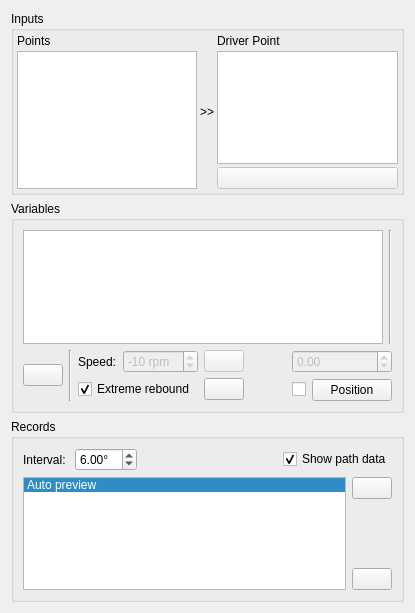
Old version of the form core/widgets/inputs.ui in the repository KmolYuan/Pyslvs-UI.
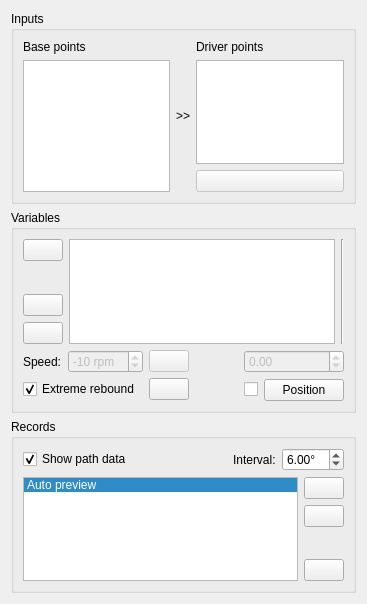
New version of the form. Icons and pictures are not drawn.

Commit message: "Input" panel UI improvements.

What changed in the file:
```diff
--- a/core/widgets/inputs.ui
+++ b/core/widgets/inputs.ui
@@ -6,41 +6,26 @@
    <rect>
     <x>0</x>
     <y>0</y>
-    <width>415</width>
-    <height>613</height>
+    <width>367</width>
+    <height>604</height>
    </rect>
   </property>
   <property name="windowTitle">
    <string>Form</string>
   </property>
-  <layout class="QVBoxLayout" name="verticalLayout_5">
+  <layout class="QVBoxLayout" name="verticalLayout_6">
    <item>
     <widget class="QGroupBox" name="joint_groupBox">
      <property name="title">
       <string>Inputs</string>
      </property>
      <layout class="QHBoxLayout" name="horizontalLayout">
-      <property name="spacing">
-       <number>3</number>
-      </property>
-      <property name="leftMargin">
-       <number>3</number>
-      </property>
-      <property name="topMargin">
-       <number>3</number>
-      </property>
-      <property name="rightMargin">
-       <number>3</number>
-      </property>
-      <property name="bottomMargin">
-       <number>3</number>
-      </property>
       <item>
        <layout class="QVBoxLayout" name="verticalLayout_13">
         <item>
          <widget class="QLabel" name="joint_list_lable">
           <property name="text">
-           <string>Points</string>
+           <string>Base points</string>
           </property>
          </widget>
         </item>
@@ -68,7 +53,7 @@
         <item>
          <widget class="QLabel" name="driver_list_lable">
           <property name="text">
-           <string>Driver Point</string>
+           <string>Driver points</string>
           </property>
          </widget>
         </item>
@@ -109,6 +94,56 @@
      <layout class="QVBoxLayout" name="verticalLayout_4">
       <item>
        <layout class="QHBoxLayout" name="inputs_dial_layout">
+        <item>
+         <layout class="QVBoxLayout" name="verticalLayout_5">
+          <item>
+           <widget class="QPushButton" name="variable_up">
+            <property name="toolTip">
+             <string>Upgrade priority of the variable.</string>
+            </property>
+            <property name="icon">
+             <iconset resource="../../icons.qrc">
+              <normaloff>:/icons/arrow_up.png</normaloff>:/icons/arrow_up.png</iconset>
+            </property>
+           </widget>
+          </item>
+          <item>
+           <spacer name="verticalSpacer">
+            <property name="orientation">
+             <enum>Qt::Vertical</enum>
+            </property>
+            <property name="sizeHint" stdset="0">
+             <size>
+              <width>20</width>
+              <height>40</height>
+             </size>
+            </property>
+           </spacer>
+          </item>
+          <item>
+           <widget class="QPushButton" name="variable_down">
+            <property name="toolTip">
+             <string>Downgrade priority of the variable.</string>
+            </property>
+            <property name="icon">
+             <iconset resource="../../icons.qrc">
+              <normaloff>:/icons/arrow_down.png</normaloff>:/icons/arrow_down.png</iconset>
+            </property>
+           </widget>
+          </item>
+          <item>
+           <widget class="QPushButton" name="variable_remove">
+            <property name="statusTip">
+             <string>Delete the specified variable.</string>
+            </property>
+            <property name="icon">
+             <iconset resource="../../icons.qrc">
+              <normaloff>:/icons/delete.png</normaloff>:/icons/delete.png</iconset>
+            </property>
+           </widget>
+          </item>
+         </layout>
+        </item>
         <item>
          <widget class="QListWidget" name="variable_list">
           <property name="statusTip">
@@ -130,24 +165,6 @@
       </item>
       <item>
        <layout class="QHBoxLayout" name="horizontalLayout_3">
-        <item>
-         <widget class="QPushButton" name="variable_remove">
-          <property name="statusTip">
-           <string>Delete the specified variable.</string>
-          </property>
-          <property name="icon">
-           <iconset resource="../../icons.qrc">
-            <normaloff>:/icons/delete.png</normaloff>:/icons/delete.png</iconset>
-          </property>
-         </widget>
-        </item>
-        <item>
-         <widget class="Line" name="line">
-          <property name="orientation">
-           <enum>Qt::Vertical</enum>
-          </property>
-         </widget>
-        </item>
         <item>
          <layout class="QVBoxLayout" name="verticalLayout_18">
           <item>
@@ -308,10 +325,36 @@
      <layout class="QVBoxLayout" name="verticalLayout_22">
       <item>
        <layout class="QHBoxLayout" name="horizontalLayout_6">
+        <item>
+         <widget class="QCheckBox" name="record_show">
+          <property name="statusTip">
+           <string>Show path data on the canvas.</string>
+          </property>
+          <property name="text">
+           <string>Show path data</string>
+          </property>
+          <property name="checked">
+           <bool>true</bool>
+          </property>
+         </widget>
+        </item>
+        <item>
+         <spacer name="horizontalSpacer">
+          <property name="orientation">
+           <enum>Qt::Horizontal</enum>
+          </property>
+          <property name="sizeHint" stdset="0">
+           <size>
+            <width>40</width>
+            <height>20</height>
+           </size>
+          </property>
+         </spacer>
+        </item>
         <item>
          <widget class="QLabel" name="record_interval_label">
           <property name="text">
-           <string>Interval: </string>
+           <string>Interval:</string>
           </property>
          </widget>
         </item>
@@ -334,32 +377,6 @@
           </property>
          </widget>
         </item>
-        <item>
-         <spacer name="horizontalSpacer">
-          <property name="orientation">
-           <enum>Qt::Horizontal</enum>
-          </property>
-          <property name="sizeHint" stdset="0">
-           <size>
-            <width>40</width>
-            <height>20</height>
-           </size>
-          </property>
-         </spacer>
-        </item>
-        <item>
-         <widget class="QCheckBox" name="record_show">
-          <property name="statusTip">
-           <string>Show path data on the canvas.</string>
-          </property>
-          <property name="text">
-           <string>Show path data</string>
-          </property>
-          <property name="checked">
-           <bool>true</bool>
-          </property>
-         </widget>
-        </item>
        </layout>
       </item>
       <item>
@@ -384,6 +401,17 @@
         </item>
         <item>
          <layout class="QVBoxLayout" name="verticalLayout_2">
+          <item>
+           <widget class="QPushButton" name="update_preview_button">
+            <property name="toolTip">
+             <string>Refresh preview path data.</string>
+            </property>
+            <property name="icon">
+             <iconset resource="../../icons.qrc">
+              <normaloff>:/icons/dataupdate.png</normaloff>:/icons/dataupdate.png</iconset>
+            </property>
+           </widget>
+          </item>
           <item>
            <widget class="QPushButton" name="record_start">
             <property name="statusTip">
```
Left out of the diff: 2 changed lines with no effect on the pictures. The commit also changes 4 other files.
